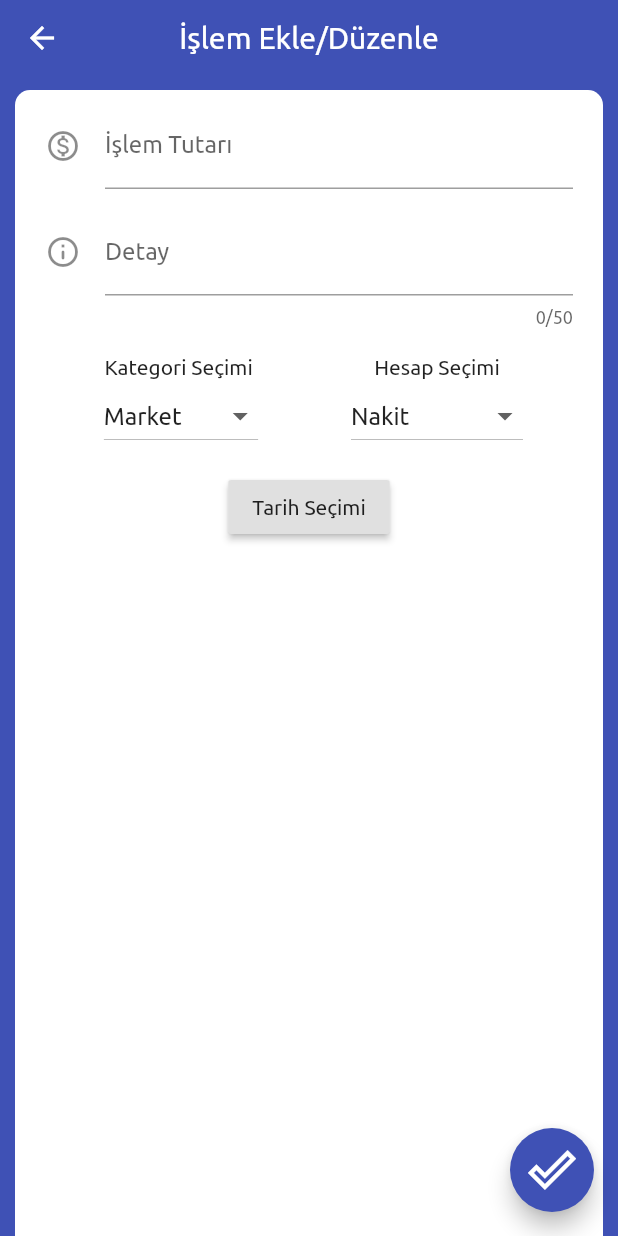
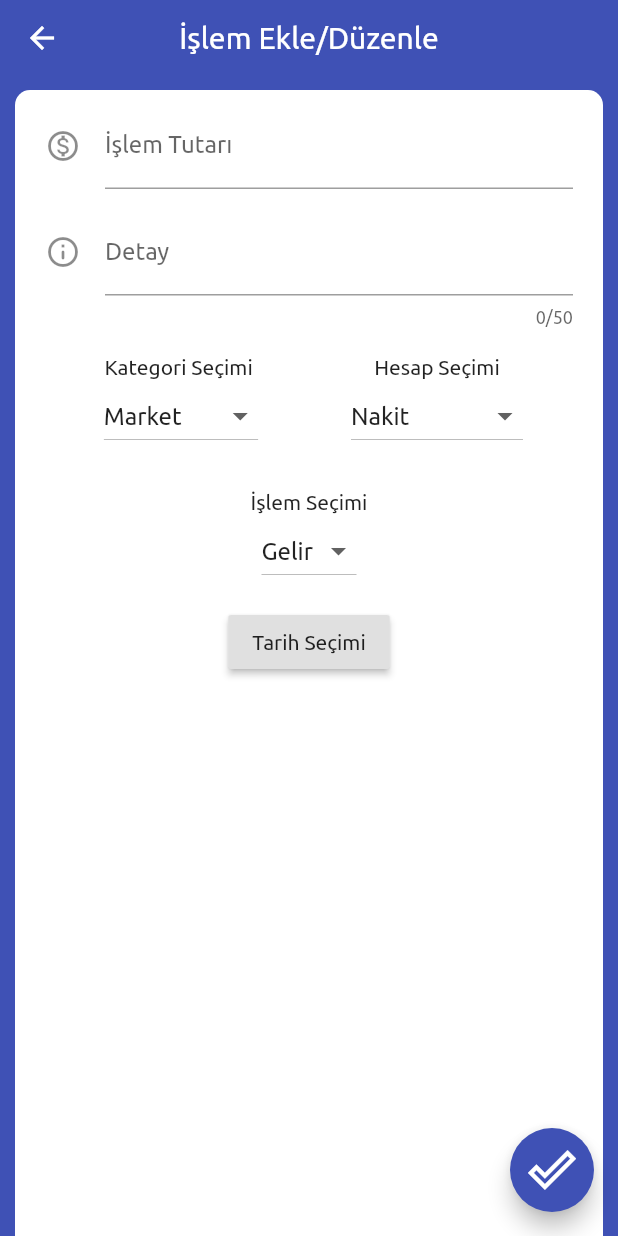
Before and after one commit to fatihatagunn/wepurse, a Flutter app: the AddProcessPage screen opened directly, on a phone screen of 412 x 824 dp. Run offline on Flutter 3.47's test engine with Material 2 defaults, Android fonts, the phone set to English and light mode, and no system bars; our stand-ins replace date_format.

Commit message:
Added process picker DropdownButton .

```diff
--- a/lib/ui/add_process_page.dart
+++ b/lib/ui/add_process_page.dart
@@ -28,6 +28,10 @@ class AddProcessPageState extends State<AddProcessPage> {
   String chosenAccount = "Nakit";
 
   List<String> accounts = ["Nakit", "Maaş Hesabı", "Kredi Kartı"];
+
+  String chosenProcess = "Gelir" ;
+
+  List<String> processes = ["Gelir" , "Gider"] ;
 
   @override
   void initState() {
@@ -188,6 +192,34 @@ class AddProcessPageState extends State<AddProcessPage> {
                     ),
                   ],
                 ),
+
+                Container(
+                  width: 120,
+                  height: 90,
+                  child: Column(
+                    mainAxisAlignment: MainAxisAlignment.center,
+                    children: <Widget>[
+
+                      Text("İşlem Seçimi") ,
+                      DropdownButton<String>(
+                        items: processes.map((chosenProcess) {
+                          return DropdownMenuItem<String>(
+                            child: Text(
+                              chosenProcess,
+                            ),
+                            value: chosenProcess,
+                          );
+                        }).toList(),
+                        onChanged: (chosenData) {
+                          setState(() {
+                            chosenProcess = chosenData;
+                          });
+                        },
+                        value: chosenProcess,
+                      ),
+                    ],
+                  ),
+                ),
                 RaisedButton(
                   onPressed: () {
                     showDatePicker(
```
